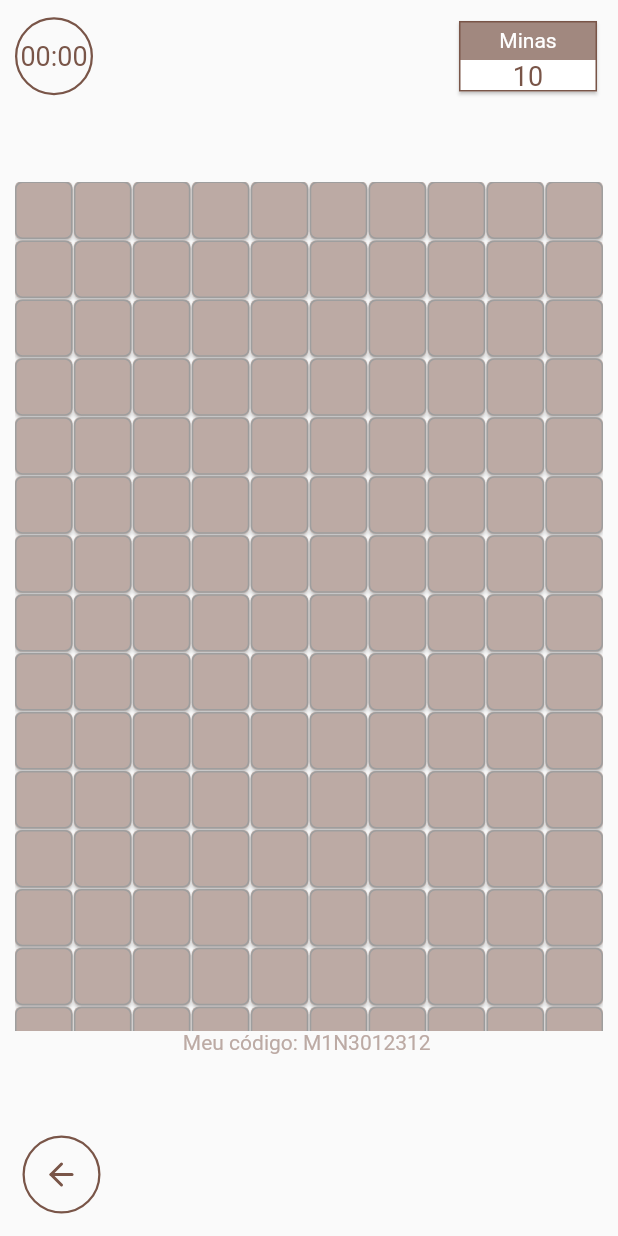
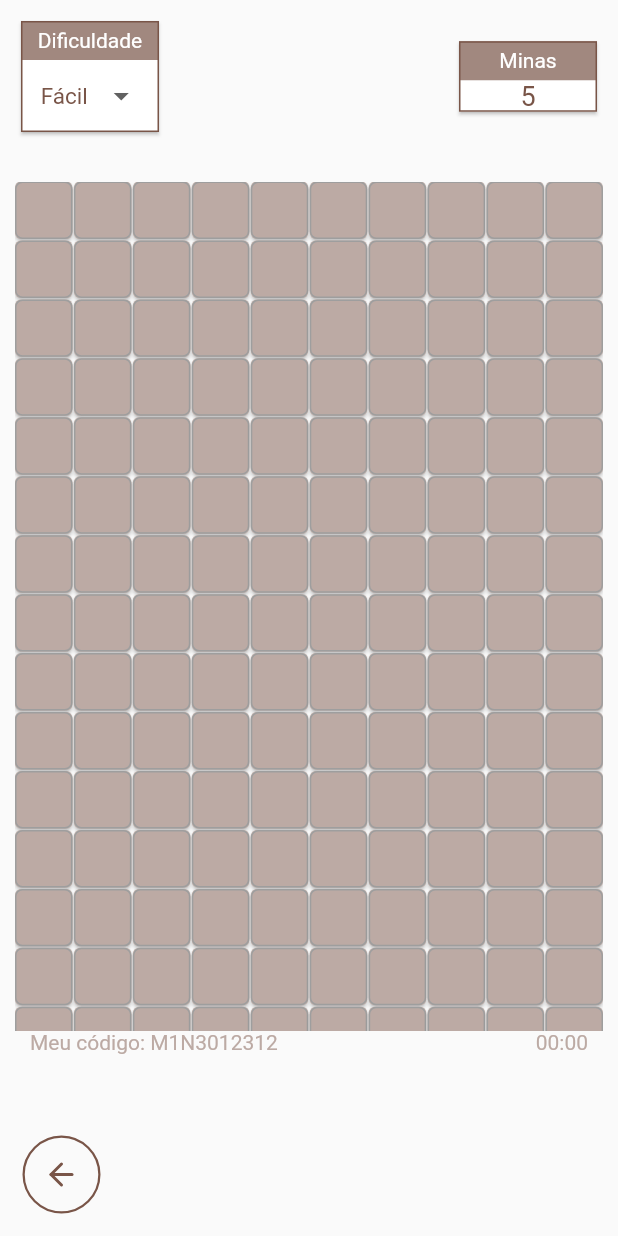
Before and after one commit to matheusrmribeiro/desafio_campominado, a Flutter app: the screen it shows after launch, after a tap on "Jogar", on a phone screen of 412 x 824 dp. Run offline on Flutter 3.47's test engine with Material 2 defaults, Android fonts, the phone set to English and light mode, and no system bars; our stand-ins replace flutter_icons, flutter_mobx, mobx, vibration; generated files the repository leaves out were written again.

Commit message:
Added difficulty selection

```diff
--- a/lib/controller/minefield_controller.dart
+++ b/lib/controller/minefield_controller.dart
@@ -16,18 +16,19 @@ enum Difficulty { easy, medium, hard }
 
 abstract class _MineFieldController with Store {
 
-  _MineFieldController({this.difficulty, this.totalMines}){
+  _MineFieldController({this.difficulty}){
     initializeGame();
     dimension = _getDimension();
   }
 
-  final Difficulty difficulty;
-  final int totalMines;
   var dimension;
   List<int> mines = [];
 
   @observable
-  ObservableList<FieldModel> fields;
+  Difficulty difficulty;
+
+  @observable
+  ObservableList<FieldModel> fields = <FieldModel>[].asObservable();
 
   @observable
   bool gameOver = false;
@@ -55,8 +56,10 @@ abstract class _MineFieldController with Store {
     gameOver = false;
     initialized = false;
     matrix = {};
-    fields.clear();
-    mines.clear();
+    if (fields.isNotEmpty)
+      fields.clear();
+    if (fields.isNotEmpty)
+      mines.clear();
     _timer = null;
     minute = 0;
     hour = 0;
@@ -74,15 +77,7 @@ abstract class _MineFieldController with Store {
     if (field.hasMine){
       gameOver = true;
 
-      var fieldsWithMines = fields.where((item) => item.hasMine);
-
-      for (FieldModel item in fieldsWithMines) {
-        item.isCovered = false;
-        if (Vibration.hasVibrator() != null) {
-          Vibration.vibrate(duration: 100);
-        }
-        await Future.delayed(Duration(milliseconds: 150));
-      }
+    await uncoverMines(field);
 
       return;
     }
@@ -102,6 +97,19 @@ abstract class _MineFieldController with Store {
 
     if (field.isCovered)
       field.hasFlag=!field.hasFlag;
+  }
+
+  @computed
+  int get totalMines{
+    Difficulty diff = difficulty;
+    switch (diff) {
+      case Difficulty.medium :
+        return 10;
+      case Difficulty.hard :
+        return 20;
+      default:
+        return 5;
+    }
   }
 
   @computed
@@ -234,6 +242,26 @@ abstract class _MineFieldController with Store {
     });
   }
 
+  Future<void> uncoverMines(FieldModel firstField) async {
+      var fieldsWithMines = fields.where((item) => item.hasMine);
+
+      firstField.isCovered = false;
+
+      if (Vibration.hasVibrator() != null) {
+        Vibration.vibrate(duration: 100);
+      }
+
+      await Future.delayed(Duration(milliseconds: 150));
+
+      for (FieldModel item in fieldsWithMines) {
+        item.isCovered = false;
+        if (Vibration.hasVibrator() != null) {
+          Vibration.vibrate(duration: 100);
+        }
+        await Future.delayed(Duration(milliseconds: 150));
+      }
+  }
+
   void uncoverAdjacentFields({@required FieldModel field, Map<String, bool> visited, bool clicked = false}){
     if (field == null)
       return;
@@ -269,4 +297,5 @@ abstract class _MineFieldController with Store {
       uncoverAdjacentFields(field: matrix[[x, y+1].toString()], visited: visited);
     }
   }
+
 }
--- a/lib/views/minefield.dart
+++ b/lib/views/minefield.dart
@@ -1,3 +1,5 @@
+import 'package:mobx/mobx.dart';
+
 import '../model/field_model.dart';
 import 'package:desafio_campominado/controller/minefield_controller.dart';
 import 'package:flutter/material.dart';
@@ -12,14 +14,14 @@ class MineField extends StatelessWidget {
 
   @override
   Widget build(BuildContext context) {
-    MineFieldController minefield = MineFieldController(difficulty: Difficulty.easy, totalMines: 10);
+    MineFieldController minefield = MineFieldController(difficulty: Difficulty.easy);
 
     return Scaffold(
       body: Container(
         child: Stack(
           children: <Widget>[
             Container(
-              child: Scoreboard(minefield: minefield),
+              child: SettingsBoard(minefield: minefield),
             ),
             Align(
               alignment: Alignment.center,
@@ -48,9 +50,26 @@ class MineField extends StatelessWidget {
                         }
                       ),
                     ),
+                    Container(
+                      padding: EdgeInsets.only(left: 10, right: 10),
+                      child: Row(
+                        mainAxisAlignment: MainAxisAlignment.spaceBetween,
+                        children: <Widget>[
                           SelectableText("Meu código: M1N3012312",
                             style: TextStyle(
                               color: Colors.brown[200]
+                            ),
+                          ),
+                          Observer(
+                            builder: (_) {
+                              return Text(minefield.time,
+                                style: TextStyle(
+                                  color: Colors.brown[200]
+                                )
+                              );
+                            }
+                          ),
+                        ],
                       ),
                     )
                   ],
@@ -176,9 +195,9 @@ class FieldWidget extends StatelessWidget {
   }
 }
 
-class Scoreboard extends StatelessWidget {
+class SettingsBoard extends StatelessWidget {
 
-  const Scoreboard({Key key, this.minefield}) : super(key: key);
+  const SettingsBoard({Key key, this.minefield}) : super(key: key);
 
   final MineFieldController minefield;
 
@@ -187,30 +206,38 @@ class Scoreboard extends StatelessWidget {
     return SafeArea(
       child: Container(
         padding: EdgeInsets.only(left: 10, right: 10, top: 10),
-        height: 200,
+        height: 100,
         child: Column(
           children: <Widget>[
             Row(
               mainAxisAlignment: MainAxisAlignment.spaceBetween,
               children: <Widget>[
-                Container(
-                  width: 52,
-                  height: 52,
-                  decoration: BoxDecoration(
-                    borderRadius: BorderRadius.circular(120),
-                    border: Border.all(color: Colors.brown, width: 1.5)
-                  ),
-                  child: Center(
+                InfoBoard(
+                  title: "Dificuldade",
                   child: Observer(
                     builder: (_) {
-                        return Text(minefield.time,
+                      var difficulties = ["Fácil", "Médio", "Difícil"];
+                      return DropdownButtonHideUnderline(
+                        child: DropdownButton(
+                          value: minefield.difficulty.index,
+                          items: difficulties.map((String item){
+                            return DropdownMenuItem(
+                              child: Text(item,
                                 style: TextStyle(
                                   color: Colors.brown,
-                            fontSize: 18,
+                                  fontSize: 15,
                                 )
+                              ),
+                              value: difficulties.indexOf(item),
+                            );
+                          }).toList(),
+                          onChanged: (int value){
+                            minefield.difficulty = Difficulty.values[value];
+                            minefield.restart();
+                          },
+                        ),
                       );
                     }
-                    ),
                   ),
                 ),
                 InfoBoard(
```
Also changed, not shown: lib/controller/minefield_controller.g.dart. Lines whose indentation alone changed are shown as unchanged.
